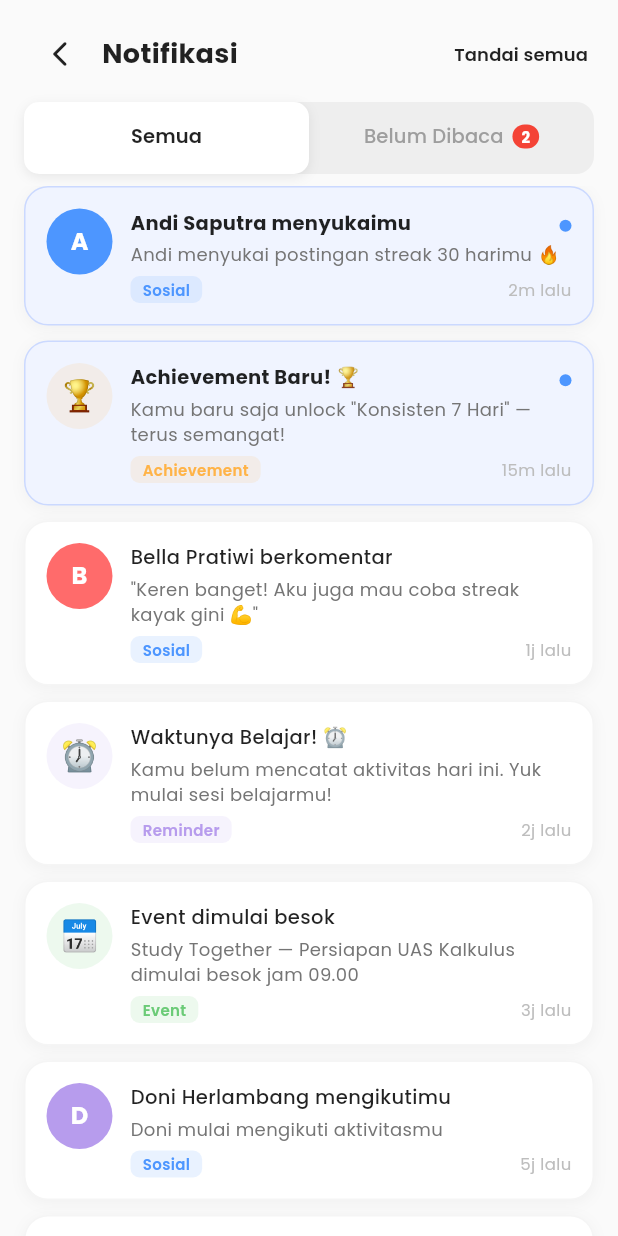
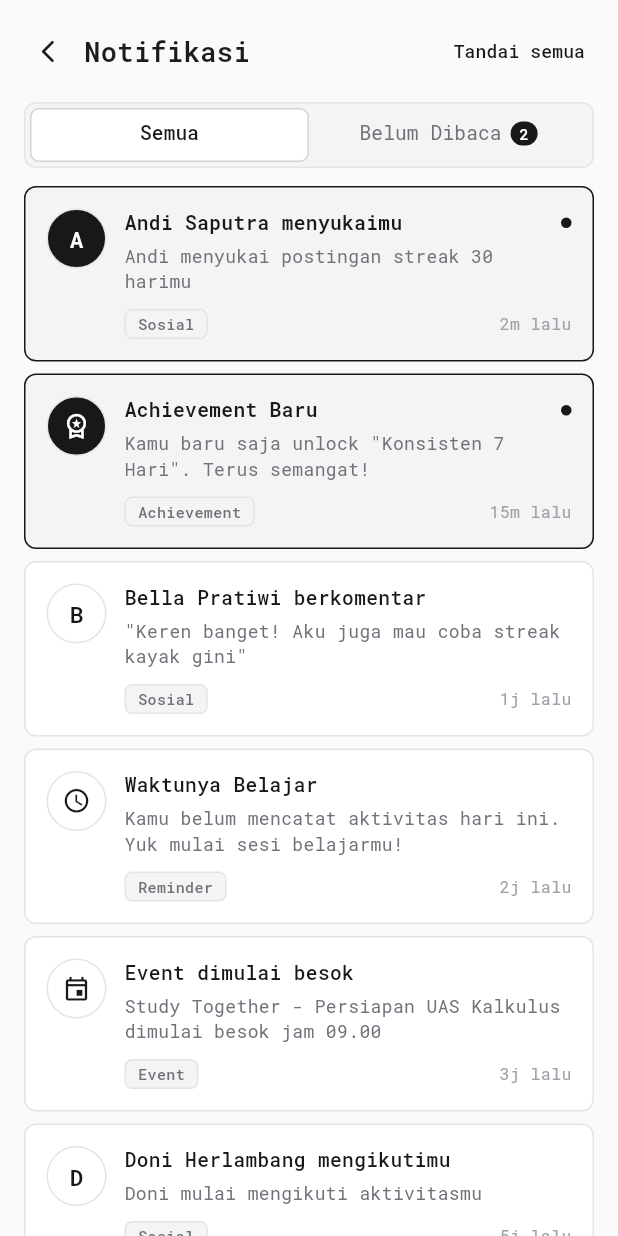
Before and after one commit to nikita74939/ploopy, a Flutter app: the NotificationPage screen opened directly, on a phone screen of 412 x 824 dp. Run offline on Flutter 3.47's test engine with Material 3 defaults, Android fonts, the phone set to English and light mode, and no system bars; our stand-ins replace flutter_compass, flutter_dotenv, flutter_local_notifications, flutter_markdown_plus, flutter_secure_storage, flutter_svg and 12 more; missing offline and left inert: cunning_document_scanner, google_mlkit_text_recognition; accounts and stored records are empty; network calls fail.

Commit message:
refactor: clean up notification model and improve UI consistency

```diff
--- a/lib/features/notification/presentation/pages/notification_page.dart
+++ b/lib/features/notification/presentation/pages/notification_page.dart
@@ -1,10 +1,8 @@
 import 'package:flutter/material.dart';
 import 'package:flutter/services.dart';
-import 'package:google_fonts/google_fonts.dart';
+import 'package:ploopy/core/theme/app_colors.dart';
+import 'package:ploopy/core/theme/app_text_styles.dart';
 
-// ─────────────────────────────────────────────
-// Model
-// ─────────────────────────────────────────────
 enum NotifType { social, achievement, event, reminder, system }
 
 class AppNotification {
@@ -14,8 +12,6 @@ class AppNotification {
   final String body;
   final String time;
   final String? avatarLabel;
-  final Color? avatarColor;
-  final String? emoji;
   bool isRead;
 
   AppNotification({
@@ -25,59 +21,49 @@ class AppNotification {
     required this.body,
     required this.time,
     this.avatarLabel,
-    this.avatarColor,
-    this.emoji,
     this.isRead = false,
   });
 }
 
-// ─────────────────────────────────────────────
-// Dummy Data
-// ─────────────────────────────────────────────
 final List<AppNotification> _dummyNotifications = [
   AppNotification(
     id: '1',
     type: NotifType.social,
     title: 'Andi Saputra menyukaimu',
-    body: 'Andi menyukai postingan streak 30 harimu 🔥',
+    body: 'Andi menyukai postingan streak 30 harimu',
     time: '2m lalu',
     avatarLabel: 'A',
-    avatarColor: const Color(0xFF4D96FF),
   ),
   AppNotification(
     id: '2',
     type: NotifType.achievement,
-    title: 'Achievement Baru! 🏆',
-    body: 'Kamu baru saja unlock "Konsisten 7 Hari" — terus semangat!',
+    title: 'Achievement Baru',
+    body: 'Kamu baru saja unlock "Konsisten 7 Hari". Terus semangat!',
     time: '15m lalu',
-    emoji: '🏆',
   ),
   AppNotification(
     id: '3',
     type: NotifType.social,
     title: 'Bella Pratiwi berkomentar',
-    body: '"Keren banget! Aku juga mau coba streak kayak gini 💪"',
+    body: '"Keren banget! Aku juga mau coba streak kayak gini"',
     time: '1j lalu',
     avatarLabel: 'B',
-    avatarColor: const Color(0xFFFF6B6B),
     isRead: true,
   ),
   AppNotification(
     id: '4',
     type: NotifType.reminder,
-    title: 'Waktunya Belajar! ⏰',
+    title: 'Waktunya Belajar',
     body: 'Kamu belum mencatat aktivitas hari ini. Yuk mulai sesi belajarmu!',
     time: '2j lalu',
-    emoji: '⏰',
     isRead: true,
   ),
   AppNotification(
     id: '5',
     type: NotifType.event,
     title: 'Event dimulai besok',
-    body: 'Study Together — Persiapan UAS Kalkulus dimulai besok jam 09.00',
+    body: 'Study Together - Persiapan UAS Kalkulus dimulai besok jam 09.00',
     time: '3j lalu',
-    emoji: '📅',
     isRead: true,
   ),
   AppNotification(
@@ -87,16 +73,14 @@ final List<AppNotification> _dummyNotifications = [
     body: 'Doni mulai mengikuti aktivitasmu',
     time: '5j lalu',
     avatarLabel: 'D',
-    avatarColor: const Color(0xFFB79CED),
     isRead: true,
   ),
   AppNotification(
     id: '7',
     type: NotifType.achievement,
-    title: 'Hampir sampai! 🎯',
+    title: 'Hampir sampai',
     body: 'Tinggal 2 jam lagi untuk unlock "Brain Master 50 Jam"',
     time: '1h lalu',
-    emoji: '🎯',
     isRead: true,
   ),
   AppNotification(
@@ -105,14 +89,10 @@ final List<AppNotification> _dummyNotifications = [
     title: 'Fitur Baru Tersedia',
     body: 'Location-Based Study Buddy kini aktif di sekitarmu. Coba sekarang!',
     time: '1h lalu',
-    emoji: '📍',
     isRead: true,
   ),
 ];
 
-// ─────────────────────────────────────────────
-// Page
-// ─────────────────────────────────────────────
 class NotificationPage extends StatefulWidget {
   const NotificationPage({super.key});
 
@@ -123,7 +103,7 @@ class NotificationPage extends StatefulWidget {
 class _NotificationPageState extends State<NotificationPage>
     with SingleTickerProviderStateMixin {
   late final List<AppNotification> _notifications;
-  late TabController _tabController;
+  late final TabController _tabController;
 
   @override
   void initState() {
@@ -143,32 +123,30 @@ class _NotificationPageState extends State<NotificationPage>
   List<AppNotification> get _unread =>
       _notifications.where((n) => !n.isRead).toList();
 
-  List<AppNotification> get _all => _notifications;
-
   void _markAllRead() {
     HapticFeedback.lightImpact();
     setState(() {
-      for (final n in _notifications) {
-        n.isRead = true;
+      for (final notification in _notifications) {
+        notification.isRead = true;
       }
     });
   }
 
-  void _markRead(AppNotification notif) {
-    if (!notif.isRead) {
-      setState(() => notif.isRead = true);
+  void _markRead(AppNotification notification) {
+    if (!notification.isRead) {
+      setState(() => notification.isRead = true);
     }
   }
 
-  void _deleteNotif(AppNotification notif) {
+  void _deleteNotification(AppNotification notification) {
     HapticFeedback.mediumImpact();
-    setState(() => _notifications.remove(notif));
+    setState(() => _notifications.remove(notification));
   }
 
   @override
   Widget build(BuildContext context) {
     return Scaffold(
-      backgroundColor: Colors.grey.shade50,
+      backgroundColor: AppColors.greyLighter,
       body: SafeArea(
         child: Column(
           crossAxisAlignment: CrossAxisAlignment.start,
@@ -178,10 +156,7 @@ class _NotificationPageState extends State<NotificationPage>
             Expanded(
               child: TabBarView(
                 controller: _tabController,
-                children: [
-                  _buildList(_all),
-                  _buildList(_unread),
-                ],
+                children: [_buildList(_notifications), _buildList(_unread)],
               ),
             ),
           ],
@@ -190,38 +165,34 @@ class _NotificationPageState extends State<NotificationPage>
     );
   }
 
-  // ── Header ──────────────────────────────────
   Widget _buildHeader() {
-    return Container(
-      padding: const EdgeInsets.fromLTRB(16, 12, 8, 8),
+    return Padding(
+      padding: const EdgeInsets.fromLTRB(8, 10, 12, 10),
       child: Row(
         children: [
           IconButton(
-            icon: const Icon(Icons.arrow_back_ios_new_rounded, size: 20),
-            color: Colors.black87,
+            icon: const Icon(Icons.arrow_back_ios_new_rounded, size: 18),
+            color: AppColors.black,
             onPressed: () => Navigator.pop(context),
           ),
-          const SizedBox(width: 4),
           Expanded(
             child: Text(
               'Notifikasi',
-              style: GoogleFonts.poppins(
-                fontSize: 18,
-                fontWeight: FontWeight.w700,
-                color: Colors.black87,
-              ),
+              style: AppTextStyles.heading.copyWith(fontSize: 18),
             ),
           ),
           if (_unreadCount > 0)
             TextButton(
               onPressed: _markAllRead,
+              style: TextButton.styleFrom(
+                foregroundColor: AppColors.primary,
+                minimumSize: const Size(0, 36),
+                padding: const EdgeInsets.symmetric(horizontal: 10),
+                tapTargetSize: MaterialTapTargetSize.shrinkWrap,
+              ),
               child: Text(
                 'Tandai semua',
-                style: GoogleFonts.poppins(
-                  fontSize: 12,
-                  fontWeight: FontWeight.w600,
-                  color: Colors.black87,
-                ),
+                style: AppTextStyles.link.copyWith(fontWeight: FontWeight.w500),
               ),
             ),
         ],
@@ -229,39 +200,29 @@ class _NotificationPageState extends State<NotificationPage>
     );
   }
 
-  // ── Tab Bar ─────────────────────────────────
   Widget _buildTabBar() {
     return Container(
-    margin: const EdgeInsets.fromLTRB(16, 0, 16, 8),
+      height: 44,
+      margin: const EdgeInsets.fromLTRB(16, 0, 16, 12),
+      padding: const EdgeInsets.all(3),
       decoration: BoxDecoration(
-      color: Colors.grey.shade200,
-      borderRadius: BorderRadius.circular(12),
+        color: AppColors.greyLight,
+        borderRadius: BorderRadius.circular(8),
+        border: Border.all(color: AppColors.greyBorder),
       ),
       child: TabBar(
         controller: _tabController,
         indicator: BoxDecoration(
-        color: Colors.white,
-        borderRadius: BorderRadius.circular(10),
-        boxShadow: [
-          BoxShadow(
-            color: Colors.black.withOpacity(0.08),
-            blurRadius: 6,
-            offset: const Offset(0, 2),
-          ),
-        ],
+          color: AppColors.white,
+          borderRadius: BorderRadius.circular(6),
+          border: Border.all(color: AppColors.primaryBorder),
         ),
         indicatorSize: TabBarIndicatorSize.tab,
         dividerColor: Colors.transparent,
-      labelStyle: GoogleFonts.poppins(
-        fontWeight: FontWeight.w600,
-        fontSize: 13,
-      ),
-      unselectedLabelStyle: GoogleFonts.poppins(
-        fontWeight: FontWeight.w500,
-        fontSize: 13,
-      ),
-      labelColor: Colors.black87,
-      unselectedLabelColor: Colors.grey.shade500,
+        labelColor: AppColors.black,
+        labelStyle: AppTextStyles.tabActive,
+        unselectedLabelColor: AppColors.grey,
+        unselectedLabelStyle: AppTextStyles.tabInactive,
         tabs: [
           const Tab(text: 'Semua'),
           Tab(
@@ -271,22 +232,7 @@ class _NotificationPageState extends State<NotificationPage>
                 const Text('Belum Dibaca'),
                 if (_unreadCount > 0) ...[
                   const SizedBox(width: 6),
-                Container(
-                  padding: const EdgeInsets.symmetric(
-                      horizontal: 6, vertical: 1),
-                  decoration: BoxDecoration(
-                    color: Colors.red.shade500,
-                    borderRadius: BorderRadius.circular(8),
-                  ),
-                  child: Text(
-                    '$_unreadCount',
-                    style: GoogleFonts.poppins(
-                      fontSize: 10,
-                      fontWeight: FontWeight.w700,
-                      color: Colors.white,
-                    ),
-                  ),
-                ),
+                  _buildUnreadCount(),
                 ],
               ],
             ),
@@ -296,15 +242,35 @@ class _NotificationPageState extends State<NotificationPage>
     );
   }
 
-  // ── List ────────────────────────────────────
+  Widget _buildUnreadCount() {
+    return Container(
+      constraints: const BoxConstraints(minWidth: 18),
+      padding: const EdgeInsets.symmetric(horizontal: 5, vertical: 1),
+      decoration: BoxDecoration(
+        color: AppColors.black,
+        borderRadius: BorderRadius.circular(999),
+      ),
+      child: Text(
+        '$_unreadCount',
+        textAlign: TextAlign.center,
+        style: AppTextStyles.caption.copyWith(
+          color: AppColors.white,
+          fontSize: 10,
+          fontWeight: FontWeight.w600,
+        ),
+      ),
+    );
+  }
+
   Widget _buildList(List<AppNotification> items) {
     if (items.isEmpty) {
       return _buildEmpty();
     }
+
     return ListView.builder(
-      padding: const EdgeInsets.symmetric(horizontal: 16),
+      padding: const EdgeInsets.fromLTRB(16, 0, 16, 16),
       itemCount: items.length,
-      itemBuilder: (ctx, i) => _buildItem(items[i]),
+      itemBuilder: (context, index) => _buildItem(items[index]),
     );
   }
 
@@ -313,130 +279,74 @@ class _NotificationPageState extends State<NotificationPage>
       child: Column(
         mainAxisSize: MainAxisSize.min,
         children: [
-          Text('🔔', style: const TextStyle(fontSize: 48)),
+          Container(
+            width: 48,
+            height: 48,
+            decoration: BoxDecoration(
+              color: AppColors.greyLight,
+              shape: BoxShape.circle,
+              border: Border.all(color: AppColors.greyBorder),
+            ),
+            child: const Icon(
+              Icons.notifications_none_rounded,
+              color: AppColors.grey,
+            ),
+          ),
           const SizedBox(height: 12),
           Text(
             'Tidak ada notifikasi',
-            style: GoogleFonts.poppins(
-              fontSize: 15,
-              fontWeight: FontWeight.w600,
-              color: Colors.grey.shade600,
-            ),
+            style: AppTextStyles.heading.copyWith(fontSize: 15),
           ),
           const SizedBox(height: 4),
-          Text(
-            'Semua sudah terbaca nih!',
-            style: GoogleFonts.poppins(
-              fontSize: 13,
-              color: Colors.grey.shade400,
-            ),
-          ),
+          Text('Semua sudah terbaca nih!', style: AppTextStyles.caption),
         ],
       ),
     );
   }
 
-  // ── Item ─────────────────────────────────────
-  Widget _buildItem(AppNotification notif) {
+  Widget _buildItem(AppNotification notification) {
     return Dismissible(
-      key: Key(notif.id),
+      key: Key(notification.id),
       direction: DismissDirection.endToStart,
       background: Container(
         alignment: Alignment.centerRight,
-        padding: const EdgeInsets.only(right: 20),
-        margin: const EdgeInsets.only(bottom: 10),
+        padding: const EdgeInsets.only(right: 18),
+        margin: const EdgeInsets.only(bottom: 8),
         decoration: BoxDecoration(
-          color: Colors.red.shade400,
-          borderRadius: BorderRadius.circular(16),
+          color: AppColors.black,
+          borderRadius: BorderRadius.circular(8),
         ),
-        child: const Icon(Icons.delete_outline_rounded,
-            color: Colors.white, size: 24),
+        child: const Icon(
+          Icons.delete_outline_rounded,
+          color: AppColors.white,
+          size: 22,
         ),
-      onDismissed: (_) => _deleteNotif(notif),
-      child: GestureDetector(
-        onTap: () => _markRead(notif),
+      ),
+      onDismissed: (_) => _deleteNotification(notification),
+      child: InkWell(
+        borderRadius: BorderRadius.circular(8),
+        onTap: () => _markRead(notification),
         child: AnimatedContainer(
-          duration: const Duration(milliseconds: 250),
-          margin: const EdgeInsets.only(bottom: 10),
+          duration: const Duration(milliseconds: 220),
+          margin: const EdgeInsets.only(bottom: 8),
           padding: const EdgeInsets.all(14),
           decoration: BoxDecoration(
-            color: notif.isRead ? Colors.white : const Color(0xFFF0F4FF),
-            borderRadius: BorderRadius.circular(16),
+            color:
+                notification.isRead ? AppColors.white : AppColors.primaryLight,
+            borderRadius: BorderRadius.circular(8),
             border: Border.all(
-              color: notif.isRead
-                  ? Colors.grey.shade100
-                  : const Color(0xFFCBD9FF),
-              width: 1,
+              color:
+                  notification.isRead
+                      ? AppColors.greyBorder
+                      : AppColors.primary,
             ),
-            boxShadow: [
-              BoxShadow(
-                color: Colors.black.withOpacity(0.04),
-                blurRadius: 8,
-                offset: const Offset(0, 2),
-              ),
-            ],
           ),
           child: Row(
             crossAxisAlignment: CrossAxisAlignment.start,
             children: [
-              _buildAvatar(notif),
+              _buildAvatar(notification),
               const SizedBox(width: 12),
-              Expanded(
-                child: Column(
-                  crossAxisAlignment: CrossAxisAlignment.start,
-                  children: [
-                    Row(
-                      children: [
-                        Expanded(
-                          child: Text(
-                            notif.title,
-                            style: GoogleFonts.poppins(
-                              fontSize: 13,
-                              fontWeight: notif.isRead
-                                  ? FontWeight.w500
-                                  : FontWeight.w700,
-                              color: Colors.black87,
-                            ),
-                          ),
-                        ),
-                        if (!notif.isRead)
-                          Container(
-                            width: 8,
-                            height: 8,
-                            margin: const EdgeInsets.only(left: 6, top: 4),
-                            decoration: const BoxDecoration(
-                              color: Color(0xFF4D96FF),
-                              shape: BoxShape.circle,
-                            ),
-                          ),
-                      ],
-                    ),
-                    const SizedBox(height: 3),
-                    Text(
-                      notif.body,
-                      style: GoogleFonts.poppins(
-                        fontSize: 12,
-                        color: Colors.grey.shade600,
-                        height: 1.4,
-                      ),
-                    ),
-                    const SizedBox(height: 6),
-                    Row(
-                      children: [
-                        _buildTypeBadge(notif.type),
-                        const Spacer(),
-                        Text(
-                          notif.time,
-                          style: GoogleFonts.poppins(
-                            fontSize: 11,
-                            color: Colors.grey.shade400,
-                          ),
-                        ),
-                      ],
-                    ),
-                  ],
-                ),
-              ),
+              Expanded(child: _buildContent(notification)),
             ],
           ),
         ),
@@ -444,71 +354,119 @@ class _NotificationPageState extends State<NotificationPage>
     );
   }
 
-  Widget _buildAvatar(AppNotification notif) {
-    if (notif.avatarLabel != null) {
-      return Container(
-        width: 44,
-        height: 44,
-        decoration: BoxDecoration(
-          color: notif.avatarColor ?? Colors.grey,
+  Widget _buildContent(AppNotification notification) {
+    return Column(
+      crossAxisAlignment: CrossAxisAlignment.start,
+      children: [
+        Row(
+          crossAxisAlignment: CrossAxisAlignment.start,
+          children: [
+            Expanded(
+              child: Text(
+                notification.title,
+                style: AppTextStyles.body.copyWith(
+                  color: AppColors.black,
+                  fontWeight:
+                      notification.isRead ? FontWeight.w500 : FontWeight.w600,
+                ),
+              ),
+            ),
+            if (!notification.isRead)
+              Container(
+                width: 7,
+                height: 7,
+                margin: const EdgeInsets.only(left: 8, top: 6),
+                decoration: const BoxDecoration(
+                  color: AppColors.black,
                   shape: BoxShape.circle,
                 ),
+              ),
+          ],
+        ),
+        const SizedBox(height: 4),
+        Text(
+          notification.body,
+          style: AppTextStyles.subtitle.copyWith(fontSize: 12, height: 1.45),
+        ),
+        const SizedBox(height: 10),
+        Row(
+          children: [
+            _buildTypeBadge(notification.type),
+            const Spacer(),
+            Text(
+              notification.time,
+              style: AppTextStyles.caption.copyWith(fontSize: 11),
+            ),
+          ],
+        ),
+      ],
+    );
+  }
+
+  Widget _buildAvatar(AppNotification notification) {
+    final isRead = notification.isRead;
+    final foreground = isRead ? AppColors.black : AppColors.white;
+
+    return Container(
+      width: 40,
+      height: 40,
+      decoration: BoxDecoration(
+        color: isRead ? AppColors.white : AppColors.black,
+        shape: BoxShape.circle,
+        border: Border.all(color: AppColors.greyBorder),
+      ),
       child: Center(
-          child: Text(
-            notif.avatarLabel!,
-            style: GoogleFonts.poppins(
-              fontSize: 16,
-              fontWeight: FontWeight.w700,
-              color: Colors.white,
+        child:
+            notification.avatarLabel == null
+                ? Icon(
+                  _typeIcon(notification.type),
+                  size: 19,
+                  color: foreground,
+                )
+                : Text(
+                  notification.avatarLabel!,
+                  style: AppTextStyles.body.copyWith(
+                    color: foreground,
+                    fontSize: 15,
+                    fontWeight: FontWeight.w600,
                   ),
                 ),
       ),
     );
   }
-    return Container(
-      width: 44,
-      height: 44,
-      decoration: BoxDecoration(
-        color: _typeColor(notif.type).withOpacity(0.12),
-        shape: BoxShape.circle,
-      ),
-      child: Center(
-        child: Text(notif.emoji ?? '🔔',
-            style: const TextStyle(fontSize: 20)),
-      ),
-    );
-  }
 
   Widget _buildTypeBadge(NotifType type) {
-    final (label, color) = switch (type) {
-      NotifType.social => ('Sosial', const Color(0xFF4D96FF)),
-      NotifType.achievement => ('Achievement', const Color(0xFFFFB347)),
-      NotifType.event => ('Event', const Color(0xFF6BCB77)),
-      NotifType.reminder => ('Reminder', const Color(0xFFB79CED)),
-      NotifType.system => ('Sistem', Colors.grey),
-    };
     return Container(
       padding: const EdgeInsets.symmetric(horizontal: 8, vertical: 2),
       decoration: BoxDecoration(
-        color: color.withOpacity(0.12),
-        borderRadius: BorderRadius.circular(6),
+        color: AppColors.greyLight,
+        borderRadius: BorderRadius.circular(5),
+        border: Border.all(color: AppColors.greyBorder),
       ),
       child: Text(
-        label,
-        style: GoogleFonts.poppins(
+        _typeLabel(type),
+        style: AppTextStyles.caption.copyWith(
+          color: AppColors.greyText,
           fontSize: 10,
-          fontWeight: FontWeight.w600,
-          color: color,
+          fontWeight: FontWeight.w500,
         ),
       ),
     );
   }
 
-  Color _typeColor(NotifType type) => switch (type) {
-        NotifType.social => const Color(0xFF4D96FF),
-        NotifType.achievement => const Color(0xFFFFB347),
-        NotifType.event => const Color(0xFF6BCB77),
-        NotifType.reminder => const Color(0xFFB79CED),
-        NotifType.system => Colors.grey,
+  String _typeLabel(NotifType type) => switch (type) {
+    NotifType.social => 'Sosial',
+    NotifType.achievement => 'Achievement',
+    NotifType.event => 'Event',
+    NotifType.reminder => 'Reminder',
+    NotifType.system => 'Sistem',
+  };
+
+  IconData _typeIcon(NotifType type) => switch (type) {
+    NotifType.social => Icons.person_outline_rounded,
+    NotifType.achievement => Icons.workspace_premium_outlined,
+    NotifType.event => Icons.event_outlined,
+    NotifType.reminder => Icons.schedule_outlined,
+    NotifType.system => Icons.notifications_none_rounded,
   };
 }
```
Lines whose indentation alone changed are shown as unchanged.
